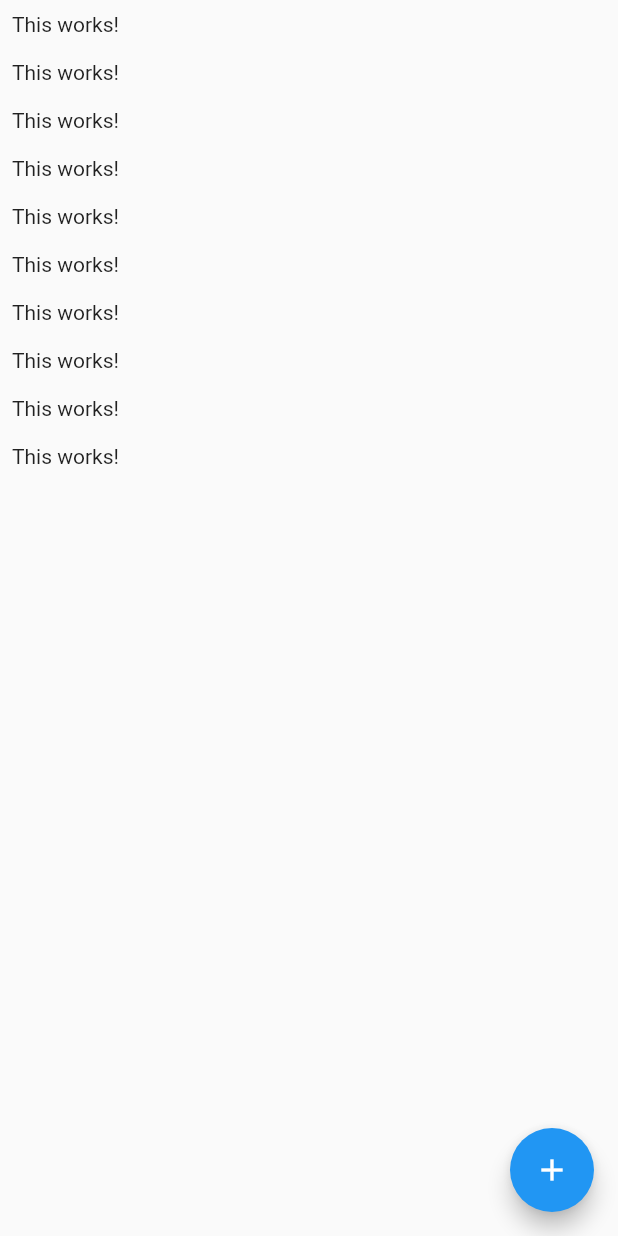
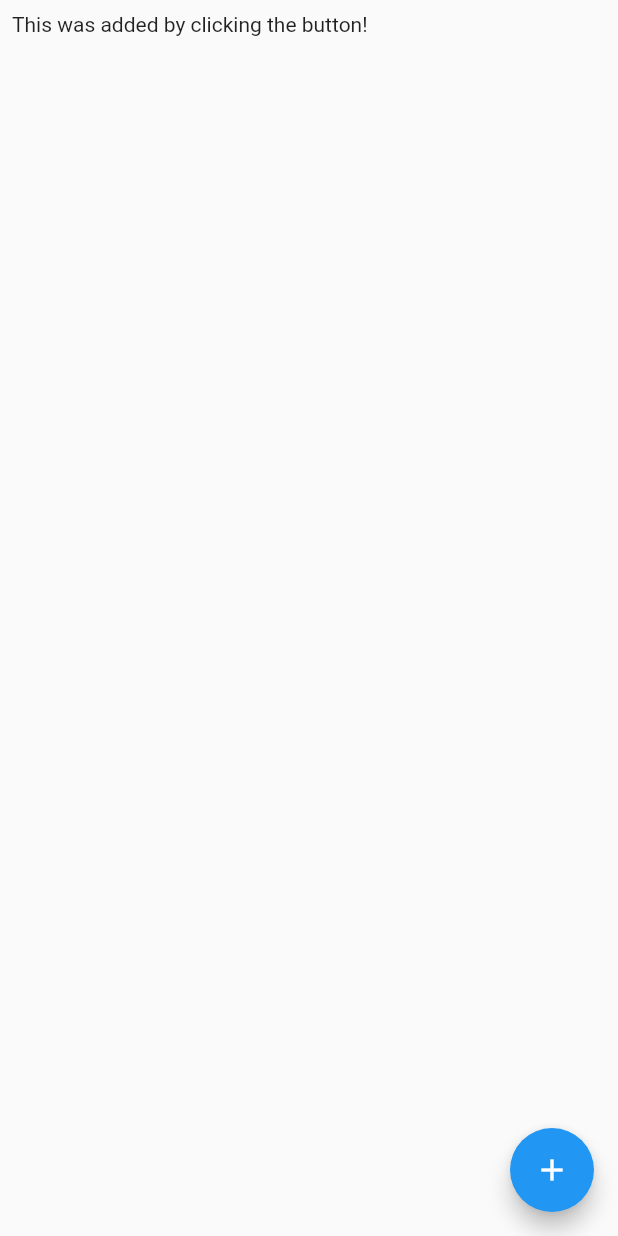
Before and after one commit to den4ik24/flutter_firebase, a Flutter app: the ChatScreen screen opened directly, after a tap on the "add" icon, on a phone screen of 412 x 824 dp. Run offline on Flutter 3.47's test engine with Material 2 defaults, Android fonts, the phone set to English and light mode, and no system bars; our stand-ins replace cloud_firestore, firebase_core; accounts and stored records are empty.

```diff
--- a/lib/screens/chat_screen.dart
+++ b/lib/screens/chat_screen.dart
@@ -7,24 +7,32 @@ class ChatScreen extends StatelessWidget {
   @override
   Widget build(BuildContext context) {
     return Scaffold(
-      body: ListView.builder(
-        itemCount: 10,
-        itemBuilder: (ctx, index) => Container(
-          padding: const EdgeInsets.all(8),
-          child: const Text("This works!"),
-        ),
+      body: StreamBuilder(
+        stream: FirebaseFirestore.instance
+            .collection("chats/1MTLBSqXY0NClGdJaHBJ/messages")
+            .snapshots(),
+        builder: (ctx, streamSnapshot) {
+          if (streamSnapshot.connectionState == ConnectionState.waiting) {
+            return const Center(
+              child: CircularProgressIndicator(),
+            );
+          }
+          final documents = streamSnapshot.data!.docs;
+          return ListView.builder(
+            itemCount: documents.length,
+            itemBuilder: (ctx, index) => Container(
+              padding: const EdgeInsets.all(8),
+              child: Text(documents[index]["text"]),
+            ),
+          );
+        },
       ),
       floatingActionButton: FloatingActionButton(
         child: const Icon(Icons.add),
         onPressed: () {
           FirebaseFirestore.instance
               .collection("chats/1MTLBSqXY0NClGdJaHBJ/messages")
-              .snapshots()
-              .listen((data) {
-            for (var document in data.docs) {
-              print(document["text"]);
-            }
-          });
+              .add({"text": "This was added by clicking the button!"});
         },
       ),
     );
```
Also changed, not shown: lib/main.dart (+6 -3 lines), lib/screens/auth_screen.dart (+20 -0 lines), lib/widgets/auth/auth_form.dart (added, +55 -0 lines).
